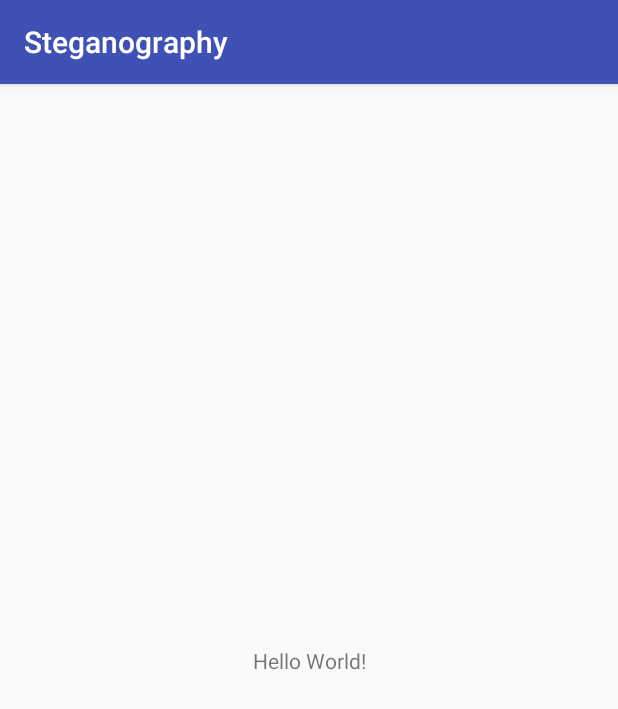
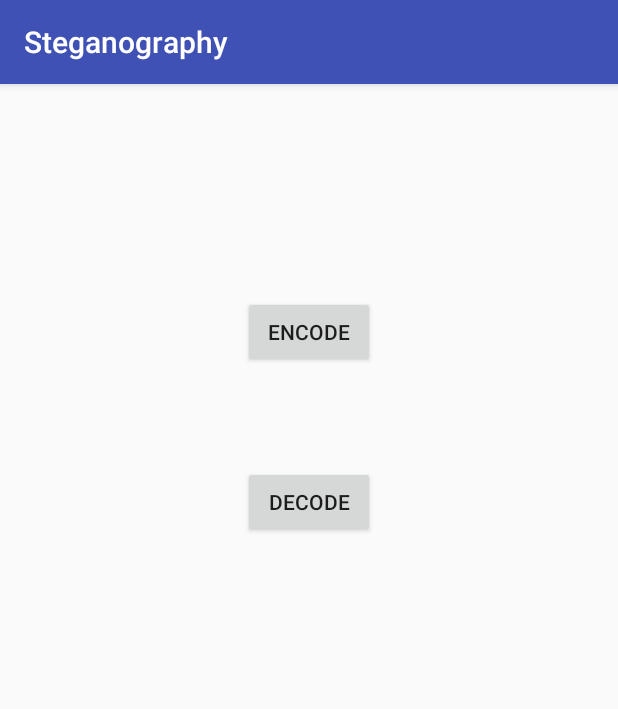
Before and after one commit to aagarwal1012/Image-Steganography-Library-Android, an Android app: the screen it shows after launch (MainActivity), on a phone screen of 412 x 824 dp. Shown: the top 709 px of the screen. Run offline under Robolectric (Android 15) with nearby library versions, the phone set to English and light mode, and no system bars.

Commit message:
Created basic app

```diff
--- a/app/src/main/AndroidManifest.xml
+++ b/app/src/main/AndroidManifest.xml
@@ -16,6 +16,8 @@
                 <category android:name="android.intent.category.LAUNCHER" />
             </intent-filter>
         </activity>
+        <activity android:name=".Encode" />
+        <activity android:name=".Decode"></activity>
     </application>
 
 </manifest>
--- a/app/src/main/java/com/ayush/steganography/MainActivity.java
+++ b/app/src/main/java/com/ayush/steganography/MainActivity.java
@@ -1,29 +1,37 @@
 package com.ayush.steganography;
 
+import android.content.Intent;
 import android.support.v7.app.AppCompatActivity;
 import android.os.Bundle;
-import android.widget.TextView;
+import android.view.View;
+import android.widget.Button;
 
 public class MainActivity extends AppCompatActivity {
 
-    // Used to load the 'native-lib' library on application startup.
-    static {
-        System.loadLibrary("native-lib");
-    }
+    Button encode, decode;
 
     @Override
     protected void onCreate(Bundle savedInstanceState) {
         super.onCreate(savedInstanceState);
         setContentView(R.layout.activity_main);
 
-        // Example of a call to a native method
-        TextView tv = (TextView) findViewById(R.id.sample_text);
-        tv.setText(stringFromJNI());
+        encode = (Button) findViewById(R.id.encode_button);
+        decode = (Button) findViewById(R.id.decode_button);
+
+        encode.setOnClickListener(new View.OnClickListener() {
+            @Override
+            public void onClick(View view) {
+                startActivity(new Intent(getApplicationContext(), Encode.class));
+            }
+        });
+
+        decode.setOnClickListener(new View.OnClickListener() {
+            @Override
+            public void onClick(View view) {
+                startActivity(new Intent(getApplicationContext(), Decode.class));
+            }
+        });
+
     }
 
-    /**
-     * A native method that is implemented by the 'native-lib' native library,
-     * which is packaged with this application.
-     */
-    public native String stringFromJNI();
 }
--- a/app/src/main/res/layout/activity_main.xml
+++ b/app/src/main/res/layout/activity_main.xml
@@ -1,19 +1,24 @@
 <?xml version="1.0" encoding="utf-8"?>
-<android.support.constraint.ConstraintLayout xmlns:android="http://schemas.android.com/apk/res/android"
-    xmlns:app="http://schemas.android.com/apk/res-auto"
-    xmlns:tools="http://schemas.android.com/tools"
+<RelativeLayout android:layout_height="match_parent"
     android:layout_width="match_parent"
-    android:layout_height="match_parent"
-    tools:context="com.ayush.steganography.MainActivity">
+    android:layout_margin="16dp"
+    xmlns:android="http://schemas.android.com/apk/res/android" >
 
-    <TextView
-        android:id="@+id/sample_text"
+    <Button
+        android:id="@+id/encode_button"
         android:layout_width="wrap_content"
         android:layout_height="wrap_content"
-        android:text="Hello World!"
-        app:layout_constraintBottom_toBottomOf="parent"
-        app:layout_constraintLeft_toLeftOf="parent"
-        app:layout_constraintRight_toRightOf="parent"
-        app:layout_constraintTop_toTopOf="parent" />
+        android:layout_alignParentTop="true"
+        android:layout_centerHorizontal="true"
+        android:layout_marginTop="125dp"
+        android:text="Encode" />
 
-</android.support.constraint.ConstraintLayout>
+    <Button
+        android:id="@+id/decode_button"
+        android:layout_width="wrap_content"
+        android:layout_height="wrap_content"
+        android:layout_alignEnd="@+id/encode_button"
+        android:layout_below="@+id/encode_button"
+        android:layout_marginTop="65dp"
+        android:text="Decode" />
+</RelativeLayout>
--- a/steganographylibrary/src/main/java/com/ayush/steganographylibrary/Text/TextSteganography.java
+++ b/steganographylibrary/src/main/java/com/ayush/steganographylibrary/Text/TextSteganography.java
@@ -4,6 +4,9 @@
 
 import java.io.File;
 
+/**
+ * This main class of the text steganography
+ */
 public class TextSteganography {
 
     String message;
```
Also changed, not shown: app/src/main/java/com/ayush/steganography/Decode.java (added, +13 -0 lines), app/src/main/java/com/ayush/steganography/Encode.java (added, +13 -0 lines), app/src/main/res/layout/activity_decode.xml (added, +9 -0 lines), app/src/main/res/layout/activity_encode.xml (added, +9 -0 lines), steganographylibrary/src/main/java/com/ayush/steganographylibrary/Text/TextDecoding.java (line endings or trailing spaces).
